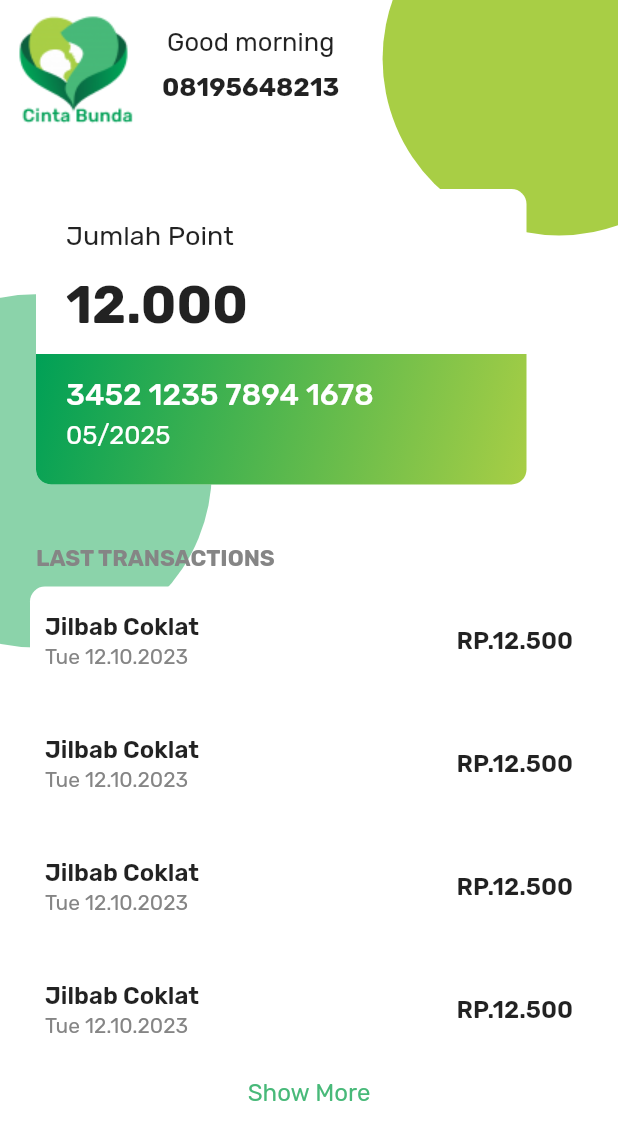
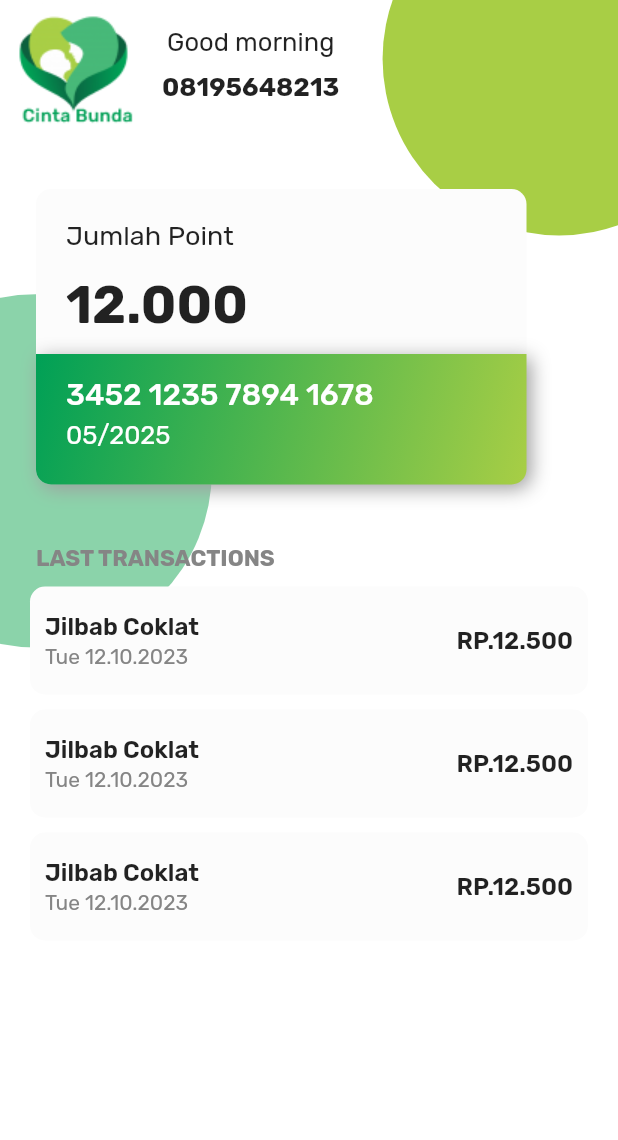
Before and after one commit to Nustra-Studio/cinta_bunda, a Flutter app: the Home screen opened directly, on a phone screen of 412 x 824 dp. Shown: the top 1140 px of the screen. Run offline on Flutter 3.47's test engine with Material 2 defaults, Android fonts, the light colour scheme and no system bars; our stand-ins replace get, google_fonts.

```diff
--- a/lib/main.dart
+++ b/lib/main.dart
@@ -1,5 +1,6 @@
 import 'package:cinta_bunda/page/account_overview.dart';
 import 'package:cinta_bunda/page/login_page.dart';
+import 'package:cinta_bunda/page/main_page.dart';
 import 'package:cinta_bunda/page/transactions_history.dart';
 import 'package:flutter/material.dart';
 
@@ -10,6 +11,6 @@ void main() {
 class MyApp extends StatelessWidget {
   @override
   Widget build(BuildContext context) {
-    return TransactionsHistory();
+    return LoginPage();
   }
 }
--- a/lib/page/account_overview.dart
+++ b/lib/page/account_overview.dart
@@ -2,6 +2,7 @@ import 'package:flutter/material.dart';
 import 'package:flutter/src/foundation/key.dart';
 import 'package:flutter/src/widgets/container.dart';
 import 'package:flutter/src/widgets/framework.dart';
+import 'package:get/get_navigation/src/root/get_material_app.dart';
 import 'package:google_fonts/google_fonts.dart';
 
 class AccountOverView extends StatelessWidget {
@@ -30,7 +31,7 @@ class _HomeState extends State<Home> {
   @override
   Widget build(BuildContext context) {
     return Scaffold(
-      backgroundColor: Colors.white.withOpacity(0.9),
+      backgroundColor: Colors.white,
       body: Stack(
         children: [
           Positioned(
@@ -93,7 +94,7 @@ class _HomeState extends State<Home> {
                   width: 327,
                   height: 197,
                   decoration: BoxDecoration(
-                      color: Colors.white,
+                      color: Color.fromARGB(255, 252, 252, 252),
                       borderRadius: BorderRadius.circular(10)),
                   child: Column(
                     children: [
@@ -131,7 +132,13 @@ class _HomeState extends State<Home> {
                                 end: Alignment.bottomRight),
                             borderRadius: BorderRadius.only(
                                 bottomLeft: Radius.circular(10),
-                                bottomRight: Radius.circular(10))),
+                                bottomRight: Radius.circular(10)),
+                            boxShadow: [
+                              BoxShadow(
+                                  color: Colors.grey,
+                                  offset: Offset(3, 3),
+                                  blurRadius: 10)
+                            ]),
                         child: Column(
                           crossAxisAlignment: CrossAxisAlignment.start,
                           children: [
@@ -177,7 +184,7 @@ class _HomeState extends State<Home> {
                       Container(
                         margin: EdgeInsets.only(bottom: 10),
                         decoration: BoxDecoration(
-                            color: Colors.white,
+                            color: Color.fromARGB(255, 252, 252, 252),
                             borderRadius: BorderRadius.circular(10)),
                         child: ListTile(
                           contentPadding: EdgeInsets.fromLTRB(10, 0, 10, 0),
@@ -197,7 +204,7 @@ class _HomeState extends State<Home> {
                       Container(
                         margin: EdgeInsets.only(bottom: 10),
                         decoration: BoxDecoration(
-                            color: Colors.white,
+                            color: Color.fromARGB(255, 252, 252, 252),
                             borderRadius: BorderRadius.circular(10)),
                         child: ListTile(
                           contentPadding: EdgeInsets.fromLTRB(10, 0, 10, 0),
@@ -217,7 +224,7 @@ class _HomeState extends State<Home> {
                       Container(
                         margin: EdgeInsets.only(bottom: 10),
                         decoration: BoxDecoration(
-                            color: Colors.white,
+                            color: Color.fromARGB(255, 252, 252, 252),
                             borderRadius: BorderRadius.circular(10)),
                         child: ListTile(
                           contentPadding: EdgeInsets.fromLTRB(10, 0, 10, 0),
@@ -234,36 +241,36 @@ class _HomeState extends State<Home> {
                           ),
                         ),
                       ),
-                      Container(
-                        margin: EdgeInsets.only(bottom: 10),
-                        decoration: BoxDecoration(
-                            color: Colors.white,
-                            borderRadius: BorderRadius.circular(10)),
-                        child: ListTile(
-                          contentPadding: EdgeInsets.fromLTRB(10, 0, 10, 0),
-                          title: Text("Jilbab Coklat",
-                              style: GoogleFonts.rubik(
-                                  fontSize: 16, fontWeight: FontWeight.w600)),
-                          subtitle: Text("Tue 12.10.2023",
-                              style:
-                                  GoogleFonts.rubik(color: Color(0xFF858585))),
-                          trailing: Text(
-                            "RP.12.500",
-                            style: GoogleFonts.rubik(
-                                fontSize: 16, fontWeight: FontWeight.w600),
-                          ),
-                        ),
-                      ),
+                      // Container(
+                      //   margin: EdgeInsets.only(bottom: 10),
+                      //   decoration: BoxDecoration(
+                      //       color: Color.fromARGB(255, 252, 252, 252),
+                      //       borderRadius: BorderRadius.circular(10)),
+                      //   child: ListTile(
+                      //     contentPadding: EdgeInsets.fromLTRB(10, 0, 10, 0),
+                      //     title: Text("Jilbab Coklat",
+                      //         style: GoogleFonts.rubik(
+                      //             fontSize: 16, fontWeight: FontWeight.w600)),
+                      //     subtitle: Text("Tue 12.10.2023",
+                      //         style:
+                      //             GoogleFonts.rubik(color: Color(0xFF858585))),
+                      //     trailing: Text(
+                      //       "RP.12.500",
+                      //       style: GoogleFonts.rubik(
+                      //           fontSize: 16, fontWeight: FontWeight.w600),
+                      //     ),
+                      //   ),
+                      // ),
                     ],
                   ),
                 ),
-                Align(
-                    alignment: Alignment.center,
-                    child: Text(
-                      'Show More',
-                      style: GoogleFonts.rubik(
-                          fontSize: 16, color: Color(0xFF48B979)),
-                    ))
+                // Align(
+                //     alignment: Alignment.center,
+                //     child: Text(
+                //       'Show More',
+                //       style: GoogleFonts.rubik(
+                //           fontSize: 16, color: Color(0xFF48B979)),
+                //     ))
               ],
             ),
           )
--- a/pubspec.yaml
+++ b/pubspec.yaml
@@ -36,6 +36,7 @@ dependencies:
   # Use with the CupertinoIcons class for iOS style icons.
   cupertino_icons: ^1.0.2
   google_fonts: ^1.1.2
+  get: ^3.4.6
 
 dev_dependencies:
   flutter_test:
```
Also changed, not shown: lib/page/login_page.dart (+8 -2 lines), lib/page/main_page.dart (added, +77 -0 lines), lib/page/transactions_history.dart (+6 -6 lines), lib/widget/custom_bottom_navbar.dart (added, +80 -0 lines), assets/Document_normal.png (added), assets/Home.png (added), assets/Setting_normal.png (added), pubspec.lock.
